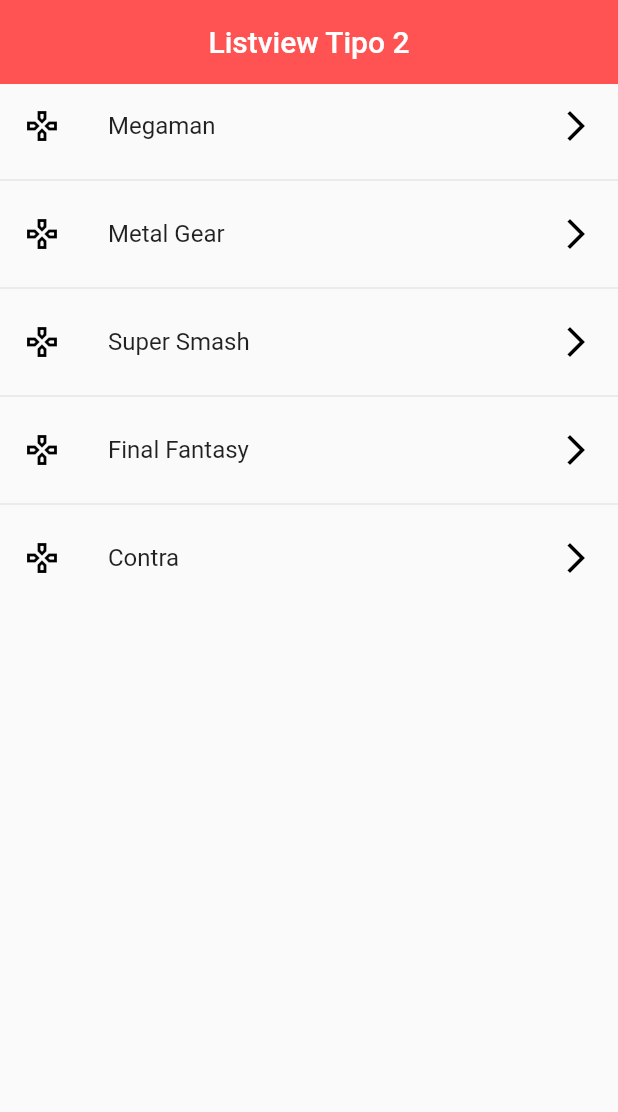
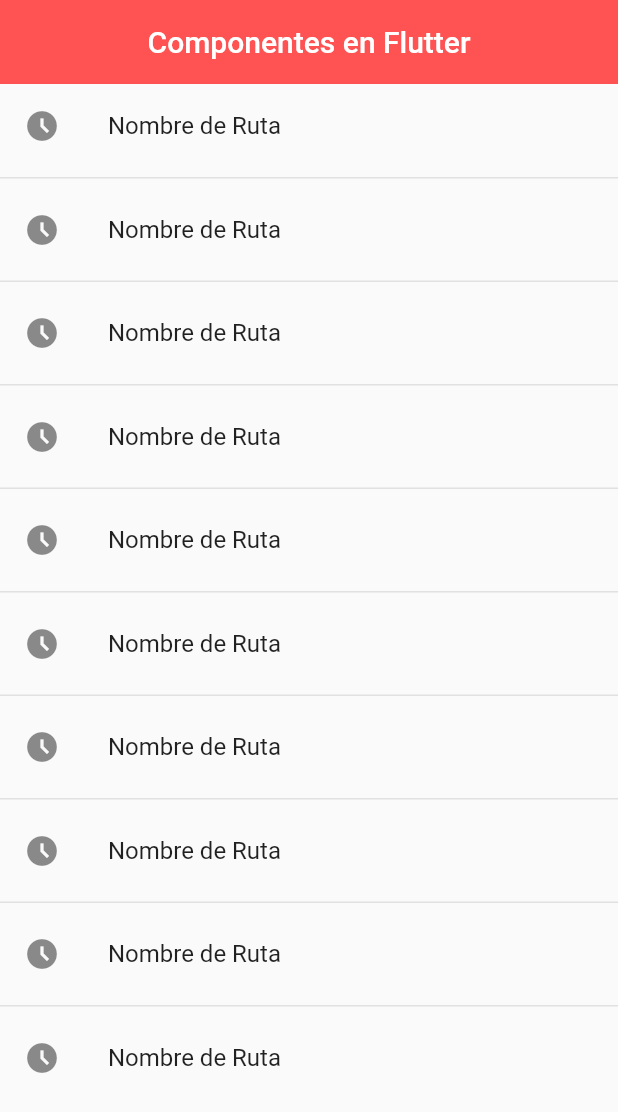
Before and after one commit to Nahu-N-Castro/fl_components1, a Flutter app: the screen it shows after launch, on a phone screen of 412 x 824 dp. Shown: the top 1112 px of the screen. Run offline on Flutter 3.47's test engine with Material 2 defaults, Android fonts, the phone set to English and light mode, and no system bars.

Commit message:
first navegation

```diff
--- a/lib/main.dart
+++ b/lib/main.dart
@@ -1,6 +1,6 @@
 import 'package:flutter/material.dart';
 
-import 'package:fl_components/screens/listview2_screen.dart';
+import 'package:fl_components/screens/screens.dart';
 
 void main() => runApp(const MyApp());
 
@@ -9,9 +9,24 @@ class MyApp extends StatelessWidget {
 
   @override
   Widget build(BuildContext context) {
-    return const MaterialApp(
-        debugShowCheckedModeBanner: false,
-        title: 'Material App',
-        home: Listview2Screen());
+    return MaterialApp(
+      debugShowCheckedModeBanner: false,
+      title: 'Material App',
+      // home: const Listview2Screen(),
+      initialRoute: 'home',
+      routes: {
+        'home': (BuildContext context) => const HomeScreen(),
+        'listview1': (BuildContext context) => const Listview1Screen(),
+        'listview2': (BuildContext context) => const Listview2Screen(),
+        'alert': (BuildContext context) => const AlertScreen(),
+        'card': (BuildContext context) => const CardScreen(),
+      },
+      onGenerateRoute: (settings) {
+        // print(settings);
+        return MaterialPageRoute(
+          builder: (context) => const AlertScreen(),
+        );
+      },
+    );
   }
 }
--- /dev/null
+++ b/lib/screens/home_screen.dart
@@ -0,0 +1,38 @@
+import 'package:flutter/material.dart';
+import 'package:fl_components/screens/screens.dart';
+
+class HomeScreen extends StatelessWidget {
+  const HomeScreen({Key? key}) : super(key: key);
+
+  @override
+  Widget build(BuildContext context) {
+    return Scaffold(
+      appBar: AppBar(
+        title:
+            const Text('Componentes en Flutter', textAlign: TextAlign.center),
+        elevation: 0,
+        backgroundColor: Colors.redAccent,
+        centerTitle: true,
+      ),
+      body: ListView.separated(
+          itemBuilder: (context, index) => ListTile(
+                leading: const Icon(Icons.access_time_filled_outlined),
+                title: const Text('Nombre de Ruta'),
+                onTap: () {
+                  // final route = MaterialPageRoute(
+                  //     builder: (context) => const Listview1Screen());
+                  // Navigator.push(context, route);
+                  Navigator.pushNamed(context, 'card2');
+                },
+              ),
+          separatorBuilder: (_, __) => Container(
+                width: double.infinity,
+                height: 1,
+                margin: const EdgeInsets.symmetric(vertical: 6),
+                color: Colors.black.withOpacity(0.1),
+              ),
+          // separatorBuilder: (_, __) => const Divider(),
+          itemCount: 10),
+    );
+  }
+}
--- /dev/null
+++ b/lib/screens/screens.dart
@@ -0,0 +1,5 @@
+export 'package:fl_components/screens/alert_screen.dart';
+export 'package:fl_components/screens/card_screen.dart';
+export 'package:fl_components/screens/home_screen.dart';
+export 'package:fl_components/screens/listview1_screen.dart';
+export 'package:fl_components/screens/listview2_screen.dart';
```
Also changed, not shown: lib/screens/alert_screen.dart (added, +14 -0 lines), lib/screens/card_screen.dart (added, +15 -0 lines), lib/screens/listview2_screen.dart (+11 -6 lines).
